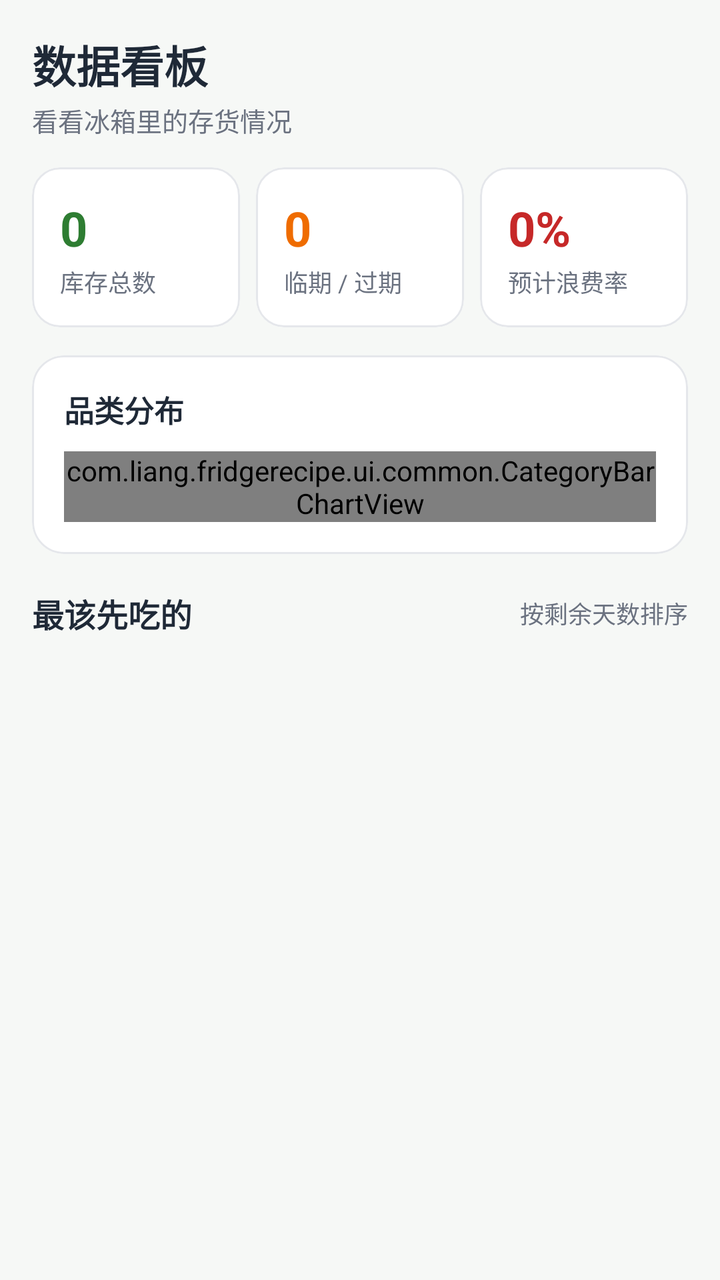
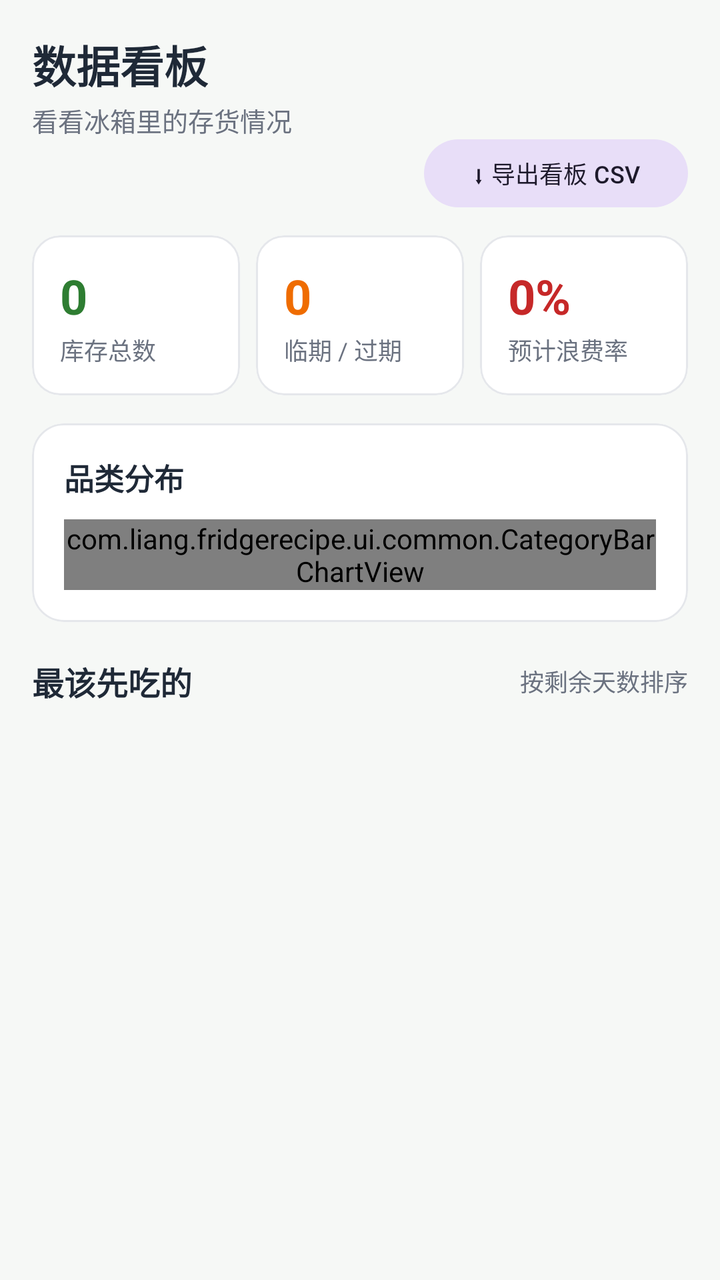

The first picture is an Android layout as it rendered before a commit; the second is the same layout after the commit. The layout source and the unified diff follow.
<!-- AndroidManifest.xml: application theme Theme.FridgeRecipe -->
<!-- res/layout/fragment_dashboard.xml -->
<?xml version="1.0" encoding="utf-8"?>
<ScrollView xmlns:android="http://schemas.android.com/apk/res/android"
    xmlns:app="http://schemas.android.com/apk/res-auto"
    android:layout_width="match_parent"
    android:layout_height="match_parent"
    android:background="@color/background"
    android:fillViewport="true">

    <LinearLayout
        android:layout_width="match_parent"
        android:layout_height="wrap_content"
        android:orientation="vertical"
        android:padding="16dp">

        <TextView
            android:layout_width="wrap_content"
            android:layout_height="wrap_content"
            android:text="数据看板"
            android:textColor="@color/text_primary"
            android:textSize="22sp"
            android:textStyle="bold" />

        <TextView
            android:id="@+id/tv_subtitle"
            android:layout_width="wrap_content"
            android:layout_height="wrap_content"
            android:layout_marginTop="2dp"
            android:text="看看冰箱里的存货情况"
            android:textColor="@color/text_secondary"
            android:textSize="13sp" />

        <LinearLayout
            android:layout_width="match_parent"
            android:layout_height="wrap_content"
            android:layout_marginTop="14dp"
            android:orientation="horizontal">

            <com.google.android.material.card.MaterialCardView
                android:layout_width="0dp"
                android:layout_height="wrap_content"
                android:layout_weight="1"
                app:cardBackgroundColor="@color/surface"
                app:cardCornerRadius="14dp"
                app:cardElevation="0dp"
                app:strokeColor="@color/divider"
                app:strokeWidth="1dp">

                <LinearLayout
                    android:layout_width="match_parent"
                    android:layout_height="wrap_content"
                    android:orientation="vertical"
                    android:padding="14dp">

                    <TextView
                        android:id="@+id/tv_total"
                        android:layout_width="wrap_content"
                        android:layout_height="wrap_content"
                        android:text="0"
                        android:textColor="@color/green_primary"
                        android:textSize="24sp"
                        android:textStyle="bold" />

                    <TextView
                        android:layout_width="wrap_content"
                        android:layout_height="wrap_content"
                        android:layout_marginTop="2dp"
                        android:text="库存总数"
                        android:textColor="@color/text_secondary"
                        android:textSize="12sp" />
                </LinearLayout>
            </com.google.android.material.card.MaterialCardView>

            <com.google.android.material.card.MaterialCardView
                android:layout_width="0dp"
                android:layout_height="wrap_content"
                android:layout_marginStart="8dp"
                android:layout_weight="1"
                app:cardBackgroundColor="@color/surface"
                app:cardCornerRadius="14dp"
                app:cardElevation="0dp"
                app:strokeColor="@color/divider"
                app:strokeWidth="1dp">

                <LinearLayout
                    android:layout_width="match_parent"
                    android:layout_height="wrap_content"
                    android:orientation="vertical"
                    android:padding="14dp">

                    <TextView
                        android:id="@+id/tv_urgent"
                        android:layout_width="wrap_content"
                        android:layout_height="wrap_content"
                        android:text="0"
                        android:textColor="@color/orange_urgent"
                        android:textSize="24sp"
                        android:textStyle="bold" />

                    <TextView
                        android:layout_width="wrap_content"
                        android:layout_height="wrap_content"
                        android:layout_marginTop="2dp"
                        android:text="临期 / 过期"
                        android:textColor="@color/text_secondary"
                        android:textSize="12sp" />
                </LinearLayout>
            </com.google.android.material.card.MaterialCardView>

            <com.google.android.material.card.MaterialCardView
                android:layout_width="0dp"
                android:layout_height="wrap_content"
                android:layout_marginStart="8dp"
                android:layout_weight="1"
                app:cardBackgroundColor="@color/surface"
                app:cardCornerRadius="14dp"
                app:cardElevation="0dp"
                app:strokeColor="@color/divider"
                app:strokeWidth="1dp">

                <LinearLayout
                    android:layout_width="match_parent"
                    android:layout_height="wrap_content"
                    android:orientation="vertical"
                    android:padding="14dp">

                    <TextView
                        android:id="@+id/tv_waste"
                        android:layout_width="wrap_content"
                        android:layout_height="wrap_content"
                        android:text="0%"
                        android:textColor="@color/red_expired"
                        android:textSize="24sp"
                        android:textStyle="bold" />

                    <TextView
                        android:layout_width="wrap_content"
                        android:layout_height="wrap_content"
                        android:layout_marginTop="2dp"
                        android:text="预计浪费率"
                        android:textColor="@color/text_secondary"
                        android:textSize="12sp" />
                </LinearLayout>
            </com.google.android.material.card.MaterialCardView>
        </LinearLayout>

        <com.google.android.material.card.MaterialCardView
            android:layout_width="match_parent"
            android:layout_height="wrap_content"
            android:layout_marginTop="14dp"
            app:cardBackgroundColor="@color/surface"
            app:cardCornerRadius="16dp"
            app:cardElevation="0dp"
            app:strokeColor="@color/divider"
            app:strokeWidth="1dp">

            <LinearLayout
                android:layout_width="match_parent"
                android:layout_height="wrap_content"
                android:orientation="vertical"
                android:padding="16dp">

                <TextView
                    android:layout_width="wrap_content"
                    android:layout_height="wrap_content"
                    android:text="品类分布"
                    android:textColor="@color/text_primary"
                    android:textSize="15sp"
                    android:textStyle="bold" />

                <com.liang.fridgerecipe.ui.common.CategoryBarChartView
                    android:id="@+id/chart_category"
                    android:layout_width="match_parent"
                    android:layout_height="wrap_content"
                    android:layout_marginTop="10dp" />
            </LinearLayout>
        </com.google.android.material.card.MaterialCardView>

        <LinearLayout
            android:layout_width="match_parent"
            android:layout_height="wrap_content"
            android:layout_marginTop="18dp"
            android:gravity="center_vertical"
            android:orientation="horizontal">

            <TextView
                android:layout_width="0dp"
                android:layout_height="wrap_content"
                android:layout_weight="1"
                android:text="最该先吃的"
                android:textColor="@color/text_primary"
                android:textSize="16sp"
                android:textStyle="bold" />

            <TextView
                android:id="@+id/tv_priority_hint"
                android:layout_width="wrap_content"
                android:layout_height="wrap_content"
                android:text="按剩余天数排序"
                android:textColor="@color/text_secondary"
                android:textSize="12sp" />
        </LinearLayout>

        <TextView
            android:id="@+id/tv_no_urgent"
            android:layout_width="match_parent"
            android:layout_height="wrap_content"
            android:layout_marginTop="8dp"
            android:background="@drawable/bg_search"
            android:padding="14dp"
            android:text="库存都很新鲜，暂时不用着急"
            android:textColor="@color/text_secondary"
            android:textSize="13sp"
            android:visibility="gone" />

        <androidx.recyclerview.widget.RecyclerView
            android:id="@+id/rv_priority"
            android:layout_width="match_parent"
            android:layout_height="wrap_content"
            android:layout_marginTop="8dp"
            android:nestedScrollingEnabled="false"
            android:overScrollMode="never" />

    </LinearLayout>
</ScrollView>
<!-- resources referenced by this layout -->
<resources>
  <color name="background">#F6F8F6</color>
  <color name="divider">#E5E7EB</color>
  <color name="green_primary">#2E7D32</color>
  <color name="orange_urgent">#EF6C00</color>
  <color name="red_expired">#C62828</color>
  <color name="surface">#FFFFFF</color>
  <color name="text_primary">#1F2937</color>
  <color name="text_secondary">#6B7280</color>
  <!-- drawable bg_search (drawable) -->
  <?xml version="1.0" encoding="utf-8"?>
  <shape xmlns:android="http://schemas.android.com/apk/res/android"
      android:shape="rectangle">
      <solid android:color="@color/surface" />
      <corners android:radius="12dp" />
      <stroke
          android:width="1dp"
          android:color="@color/divider" />
  </shape>
  <style name="Theme.FridgeRecipe" parent="Theme.Material3.Light.NoActionBar">
          <item name="colorPrimary">@color/green_primary</item>
          <item name="colorOnPrimary">@color/white</item>
          <item name="colorPrimaryContainer">@color/green_light</item>
          <item name="colorSecondary">@color/green_primary</item>
          <item name="android:windowBackground">@color/background</item>
          <item name="android:statusBarColor">@color/green_dark</item>
      </style>
  <color name="white">#FFFFFF</color>
  <color name="green_light">#E8F5E9</color>
  <color name="green_dark">#1B5E20</color>
</resources>

<!-- the commit's change to res/layout/fragment_dashboard.xml (unified diff, before → after) -->
@@ -29,6 +29,18 @@
             android:textColor="@color/text_secondary"
             android:textSize="13sp" />
 
+        <com.google.android.material.button.MaterialButton
+            android:id="@+id/btn_export"
+            style="@style/Widget.Material3.Button.TonalButton"
+            android:layout_width="wrap_content"
+            android:layout_height="wrap_content"
+            android:layout_gravity="end"
+            android:insetTop="0dp"
+            android:insetBottom="0dp"
+            android:minHeight="34dp"
+            android:text="⬇ 导出看板 CSV"
+            android:textSize="12sp" />
+
         <LinearLayout
             android:layout_width="match_parent"
             android:layout_height="wrap_content"
